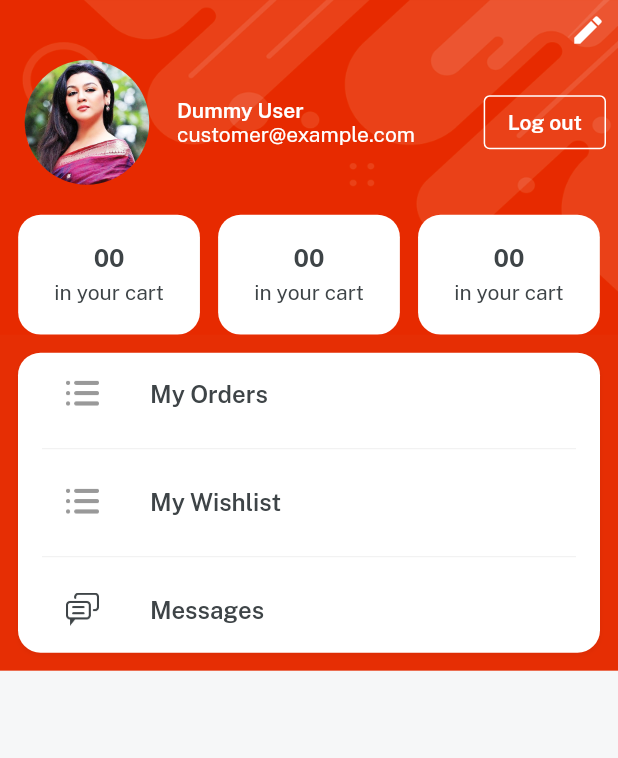
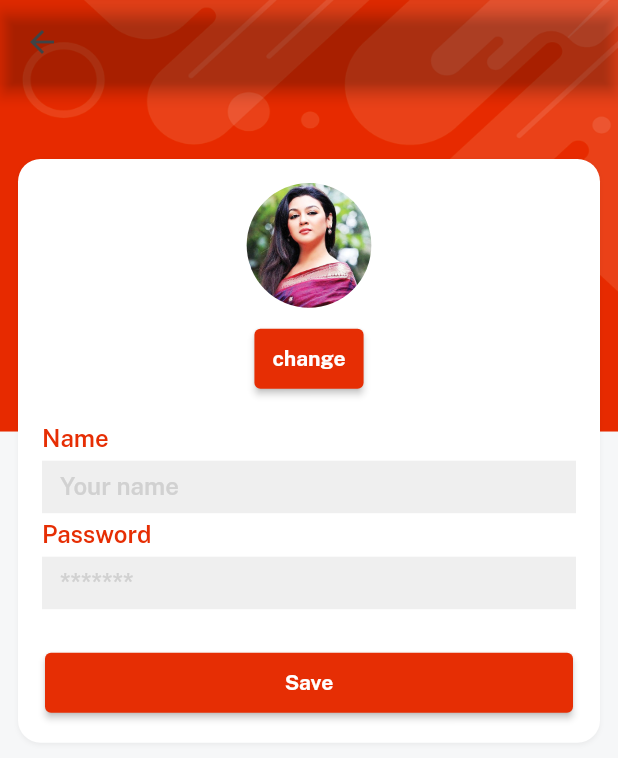
Before and after one commit to JUST9N1/Ecommerce-individual, a Flutter app: the ProfileScreen screen opened directly, after a tap on the "edit" icon, on a phone screen of 412 x 824 dp. Shown: the top 758 px of the screen. Run offline on Flutter 3.47's test engine with Material 2 defaults, Android fonts, the phone set to English and light mode, and no system bars; our stand-ins replace cloud_firestore, firebase_auth, firebase_core, get, velocity_x; accounts and stored records are empty.

Commit message:
edit profile screen created

```diff
--- /dev/null
+++ b/lib/views/profile_screen/edit_profile_screen.dart
@@ -0,0 +1,51 @@
+import 'package:emart_app/widgets_common/bg_widget.dart';
+import 'package:emart_app/widgets_common/custom_textfield.dart';
+import 'package:emart_app/widgets_common/our_button.dart';
+
+import '../../consts/consts.dart';
+
+class EditProfileScreen extends StatelessWidget {
+  const EditProfileScreen({super.key});
+
+  @override
+  Widget build(BuildContext context) {
+    return bgWidget(
+        child: Scaffold(
+      appBar: AppBar(),
+      body: Column(
+        mainAxisSize: MainAxisSize.min,
+        children: [
+          Image.asset(
+            imgProfile2,
+            width: 100,
+            fit: BoxFit.cover,
+          ).box.roundedFull.clip(Clip.antiAlias).make(),
+          10.heightBox,
+          ourButton(
+              color: redColor,
+              onPress: () {},
+              textColor: whiteColor,
+              title: "change"),
+          20.heightBox,
+          customTextField(hint: nameHint, title: name, isPass: false),
+          customTextField(hint: passwordHint, title: password, isPass: true),
+          20.heightBox,
+          SizedBox(
+              width: context.screenWidth - 60,
+              child: ourButton(
+                  color: redColor,
+                  onPress: () {},
+                  textColor: whiteColor,
+                  title: "Save")),
+        ],
+      )
+          .box
+          .shadowSm
+          .white
+          .rounded
+          .padding(EdgeInsets.all(16))
+          .margin(EdgeInsets.only(top: 50, left: 12, right: 12))
+          .make(),
+    ));
+  }
+}
--- a/lib/views/profile_screen/profile_screen.dart
+++ b/lib/views/profile_screen/profile_screen.dart
@@ -1,6 +1,7 @@
 import 'package:emart_app/consts/lists.dart';
 import 'package:emart_app/controller/auth_controller.dart';
 import 'package:emart_app/views/profile_screen/components/details_card.dart';
+import 'package:emart_app/views/profile_screen/edit_profile_screen.dart';
 import 'package:emart_app/widgets_common/bg_widget.dart';
 import 'package:get/get.dart';
 
@@ -23,7 +24,9 @@ class ProfileScreen extends StatelessWidget {
               child: const Align(
                       alignment: Alignment.topRight,
                       child: Icon(Icons.edit, color: whiteColor))
-                  .onTap(() {}),
+                  .onTap(() {
+                Get.to(() => const EditProfileScreen());
+              }),
             ),
 
             //user details section
```
